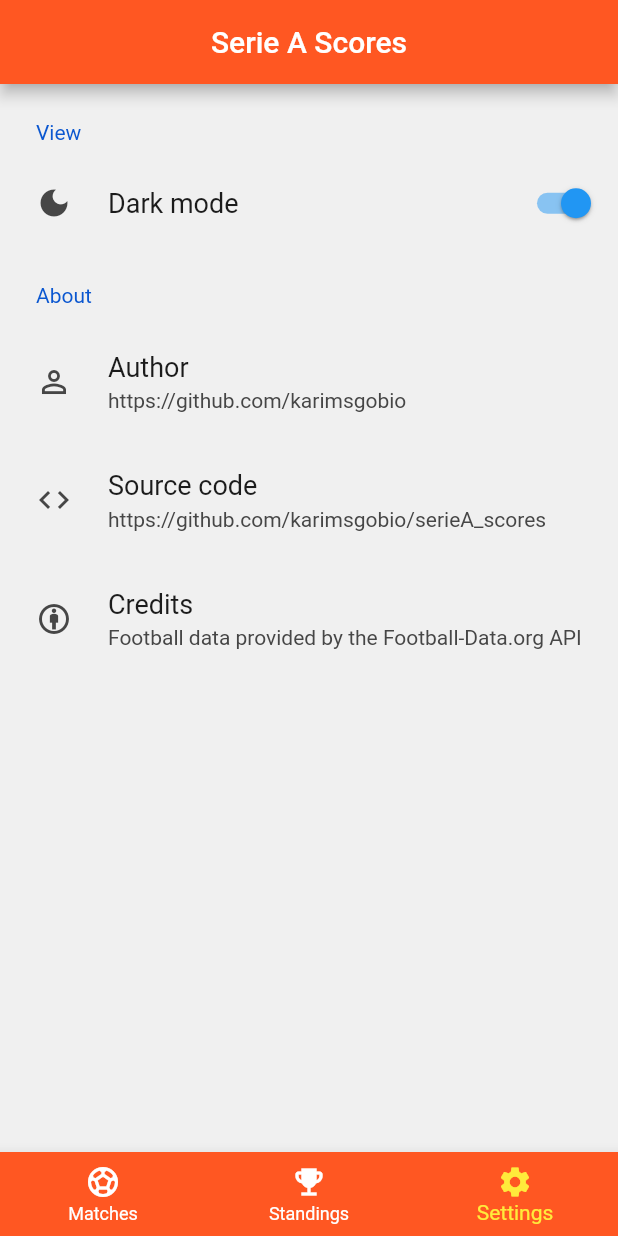
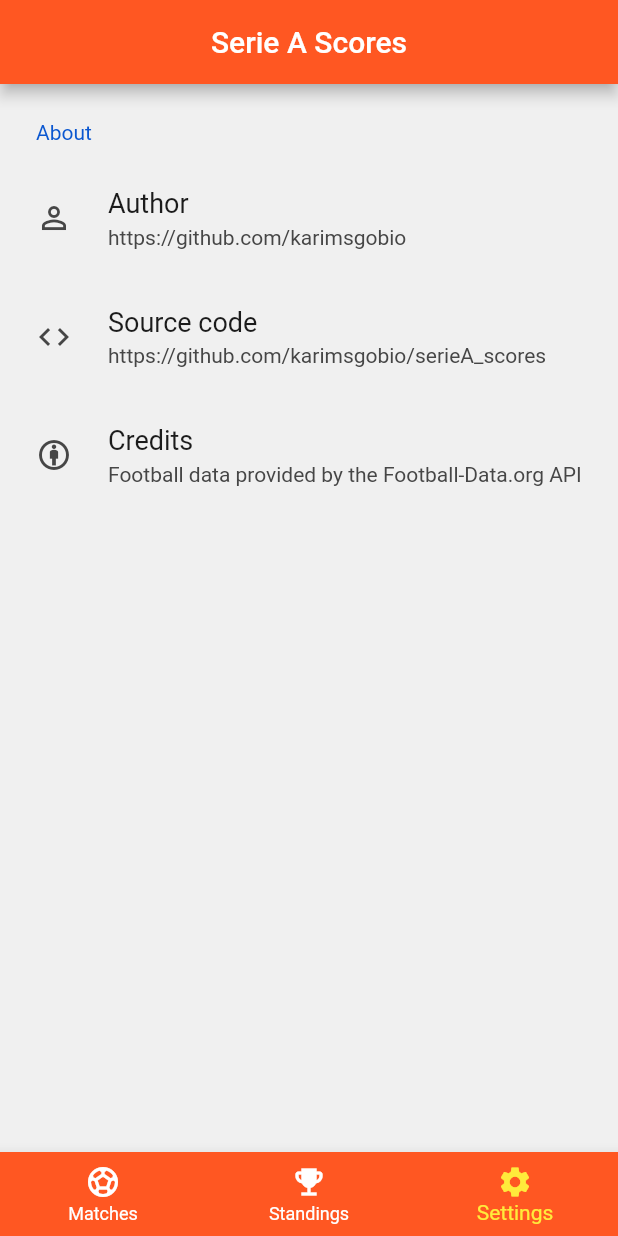
Before and after one commit to karimsgobio/serieA_scores, a Flutter app: the screen it shows after launch, item 3 of the bottom bar chosen, on a phone screen of 412 x 824 dp. Run offline on Flutter 3.47's test engine with Material 2 defaults, Android fonts, the phone set to English and light mode, and no system bars; drawn by our look-alikes of settings_ui; our stand-ins replace flutter_dotenv, flutter_svg; network calls fail.

Commit message:
delete unnecessary widgets

```diff
--- a/lib/screens/matches.dart
+++ b/lib/screens/matches.dart
@@ -55,9 +55,6 @@ class _MatchesState extends State<Matches> {
     return (matches == null) ? Container() :
       RefreshIndicator(
         onRefresh: () => fetchData(),
-        child: Column(
-          children: [
-            Expanded(
         child: ListView.builder(
           itemCount: matches!.length,
           itemBuilder: (context, index) {
@@ -108,9 +105,6 @@ class _MatchesState extends State<Matches> {
             );
           },
         )
-            )
-          ]
-        )
       );
   }
 }
--- a/lib/screens/settings.dart
+++ b/lib/screens/settings.dart
@@ -17,17 +17,6 @@ class Settings extends StatelessWidget {
   Widget build(BuildContext context) {
     return SettingsList(
       sections: [
-        SettingsSection(
-          title: const Text('View'),
-          tiles: <SettingsTile>[
-            SettingsTile.switchTile(
-              onToggle: (value) {},
-              initialValue: true,
-              leading: const Icon(Icons.dark_mode),
-              title: const Text('Dark mode'),
-            ),
-          ],
-        ),
         SettingsSection(
           title: const Text('About'),
           tiles: <SettingsTile>[
```
Lines whose indentation alone changed are shown as unchanged.
